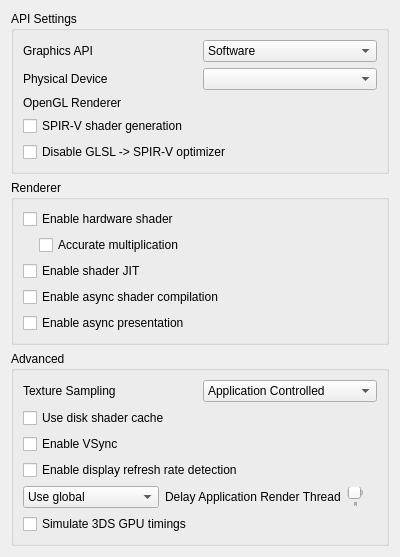
Before: the Qt Designer form src/citra_qt/configuration/configure_graphics.ui in amwatson/CitraVR, drawn with Qt 5.
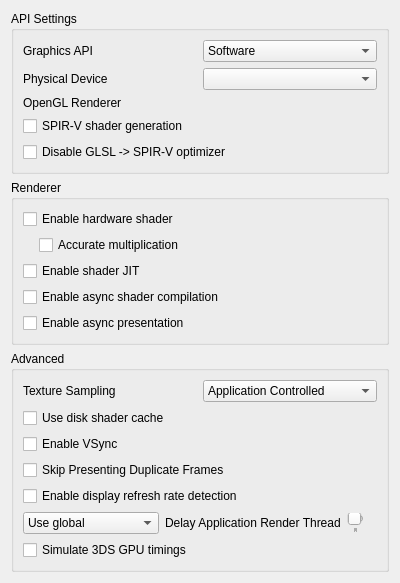
After: the same form once the commit is applied.

Commit message:
Add Skip Presenting Duplicate Frames Feature (#1867)
* added basic skip duplicate frames implementation

* fix secondary display and attempt to fix lcd color fill

What changed in the file:
```diff
--- a/src/citra_qt/configuration/configure_graphics.ui
+++ b/src/citra_qt/configuration/configure_graphics.ui
@@ -7,7 +7,7 @@
     <x>0</x>
     <y>0</y>
     <width>400</width>
-    <height>509</height>
+    <height>559</height>
    </rect>
   </property>
   <property name="minimumSize">
@@ -317,6 +317,16 @@
         </property>
        </widget>
       </item>
+      <item>
+       <widget class="QCheckBox" name="toggle_skip_duplicate_frames">
+        <property name="toolTip">
+         <string>&lt;html&gt;&lt;head/&gt;&lt;body&gt;&lt;p&gt;This detects and skips the presentation of frames that are not unique.  It also allows external frame generation tools to work correctly with 30fps games. Works in OpenGL and Vulkan.&lt;/p&gt;&lt;/body&gt;&lt;/html&gt;</string>
+        </property>
+        <property name="text">
+         <string>Skip Presenting Duplicate Frames</string>
+        </property>
+       </widget>
+      </item>
       <item>
        <widget class="QCheckBox" name="toggle_display_refresh_rate_detection">
         <property name="toolTip">
```
The commit also changes 18 other files.
